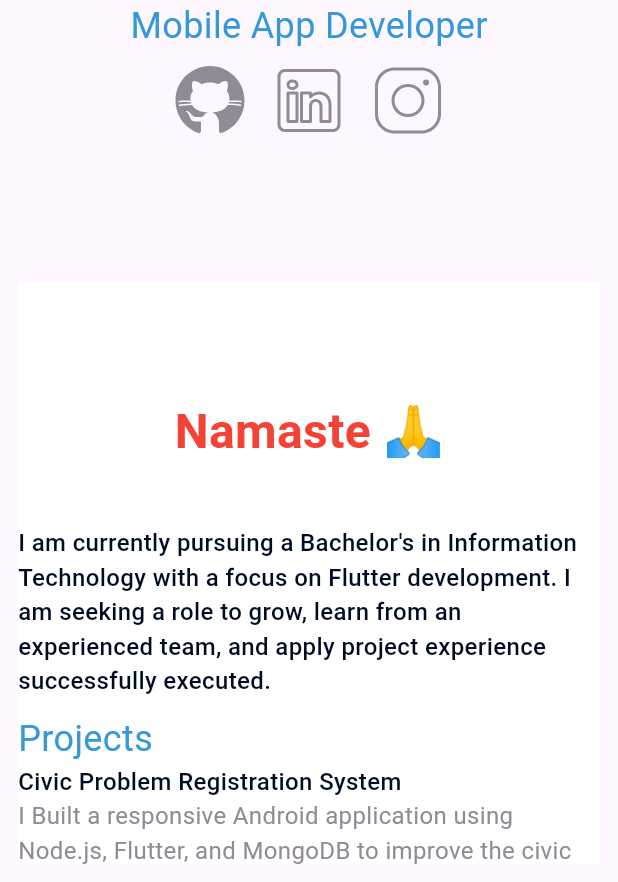
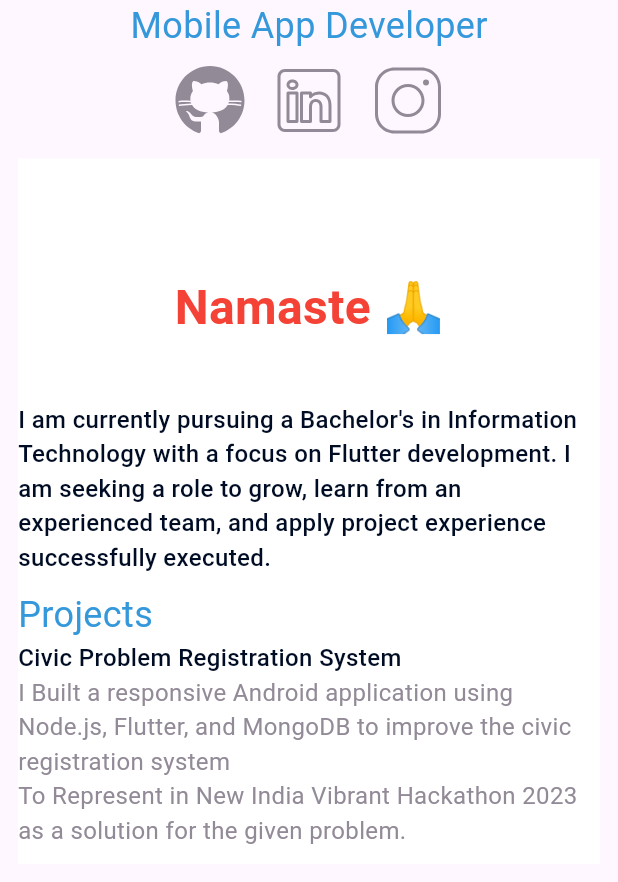
Before and after one commit to rishabhpandey2305/Portfolio, a Flutter app: the screen it shows after launch, on a phone screen of 412 x 824 dp, the part 354-1236 px from its top. Run offline on Flutter 3.47's test engine with Material 3 defaults, Android fonts, the phone set to English and light mode, and no system bars; our stand-ins replace flutter_svg, google_fonts.

Commit message:
change  in height

```diff
--- a/lib/presentation/screens/home/home_view.dart
+++ b/lib/presentation/screens/home/home_view.dart
@@ -158,7 +158,7 @@ class HomePage extends StatelessWidget {
       child: Column(
         children: [
           Container(
-            height: MediaQuery.of(context).size.height * 0.5,
+            height: MediaQuery.of(context).size.height * 0.4,
             child: AspectRatio(
               aspectRatio: 1,
               child: Column(
```
Also changed, not shown: 3 other files.
